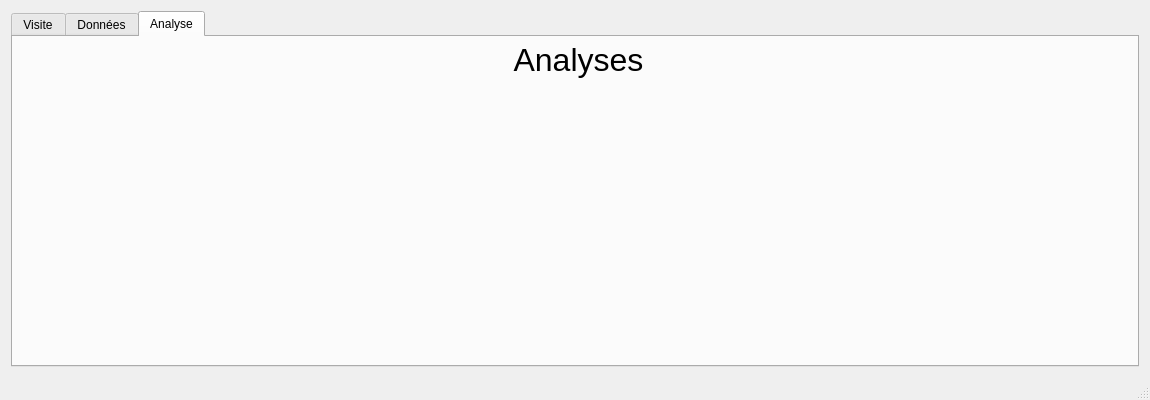
First picture: the form in mainwindow.ui, repository david-dasilva/abcSurvey, before the edit.
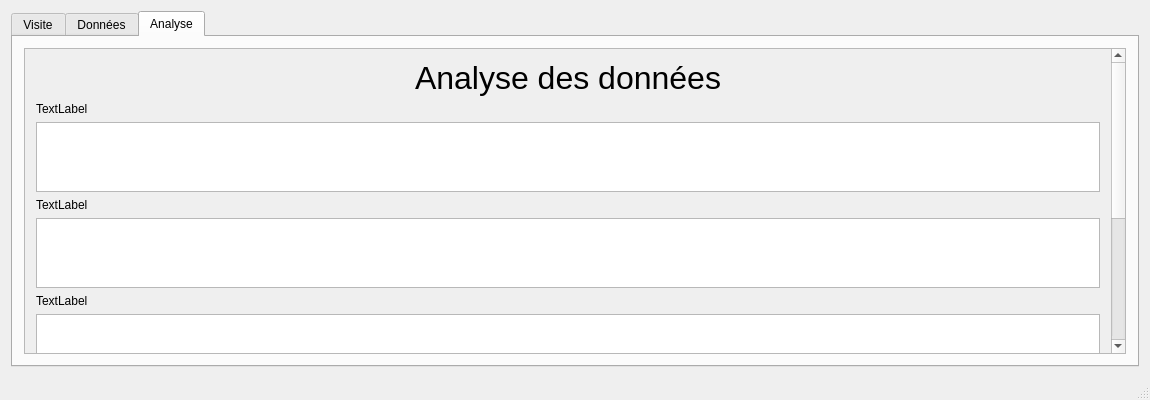
Second picture: the form after the edit. The open tabs and pages were chosen to show the change.

Commit message: ajout emplacements dans tab analyses

```diff
--- a/mainwindow.ui
+++ b/mainwindow.ui
@@ -232,33 +232,96 @@
        <attribute name="title">
         <string>Analyse</string>
        </attribute>
+       <layout class="QGridLayout" name="gridLayout_3">
+        <item row="0" column="0">
+         <widget class="QScrollArea" name="scrollArea">
+          <property name="widgetResizable">
+           <bool>true</bool>
+          </property>
+          <widget class="QWidget" name="scrollAreaWidgetContents">
+           <property name="geometry">
+            <rect>
+             <x>0</x>
+             <y>-242</y>
+             <width>1094</width>
+             <height>629</height>
+            </rect>
+           </property>
+           <layout class="QGridLayout" name="gridLayout_2">
+            <item row="0" column="0">
+             <layout class="QVBoxLayout" name="verticalLayout_2">
+              <item>
        <widget class="QLabel" name="titleTab3">
-        <property name="geometry">
-         <rect>
-          <x>0</x>
-          <y>0</y>
-          <width>1131</width>
-          <height>45</height>
-         </rect>
-        </property>
-        <property name="sizePolicy">
-         <sizepolicy hsizetype="Expanding" vsizetype="Fixed">
-          <horstretch>0</horstretch>
-          <verstretch>0</verstretch>
-         </sizepolicy>
-        </property>
         <property name="font">
          <font>
           <pointsize>24</pointsize>
          </font>
         </property>
         <property name="text">
-         <string>Analyses</string>
+                 <string>Analyse des données</string>
         </property>
         <property name="alignment">
          <set>Qt::AlignCenter</set>
         </property>
        </widget>
+              </item>
+              <item>
+               <widget class="QLabel" name="label_analyse1">
+                <property name="text">
+                 <string>TextLabel</string>
+                </property>
+               </widget>
+              </item>
+              <item>
+               <widget class="QTableView" name="tableView_1"/>
+              </item>
+              <item>
+               <widget class="QLabel" name="label_analyse2">
+                <property name="text">
+                 <string>TextLabel</string>
+                </property>
+               </widget>
+              </item>
+              <item>
+               <widget class="QTableView" name="tableView_2"/>
+              </item>
+              <item>
+               <widget class="QLabel" name="label_analyse3">
+                <property name="text">
+                 <string>TextLabel</string>
+                </property>
+               </widget>
+              </item>
+              <item>
+               <widget class="QTableView" name="tableView_3"/>
+              </item>
+              <item>
+               <widget class="QLabel" name="label_analyse4">
+                <property name="text">
+                 <string>TextLabel</string>
+                </property>
+               </widget>
+              </item>
+              <item>
+               <widget class="QTableView" name="tableView_4"/>
+              </item>
+              <item>
+               <widget class="QLabel" name="label_analyse5">
+                <property name="text">
+                 <string>TextLabel</string>
+                </property>
+               </widget>
+              </item>
+              <item>
+               <widget class="QTableView" name="tableView_5"/>
+              </item>
+             </layout>
+            </item>
+           </layout>
+          </widget>
+         </widget>
+        </item>
+       </layout>
       </widget>
      </widget>
     </item>
```
Left out of the diff: 2 changed lines with no effect on the pictures. Lines whose indentation alone changed are shown as unchanged. The commit also changes 1 other file.
